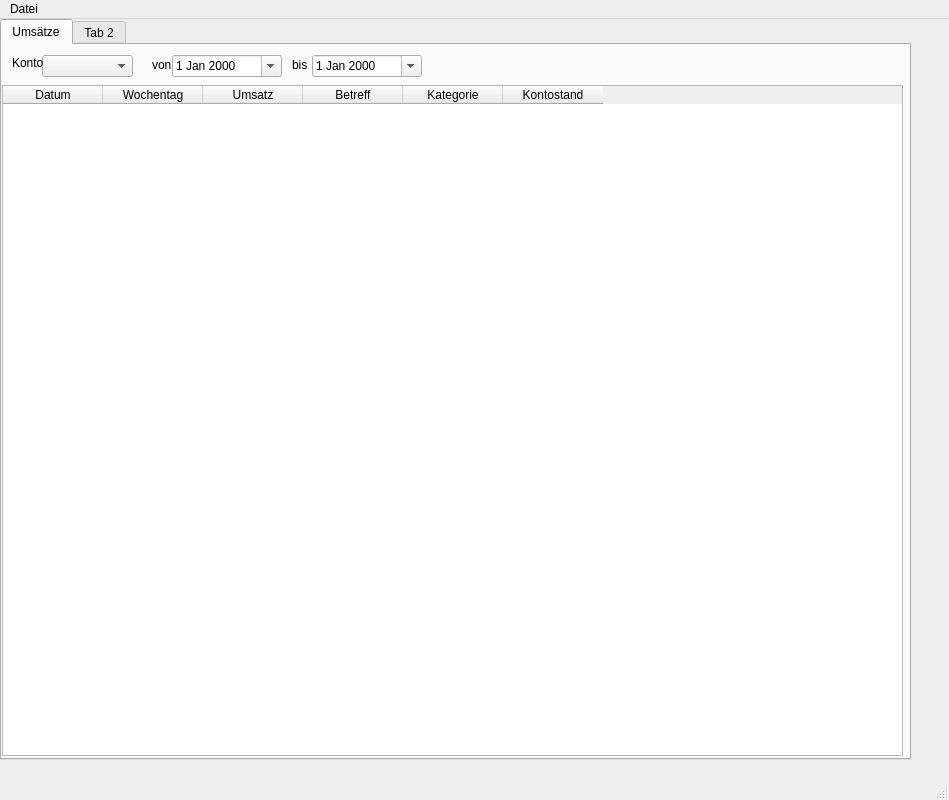
Qt form View/src/main/resources/design/ui/mainwindow.ui (marcuskraft/DimeDiaryJavaFx) before a commit.
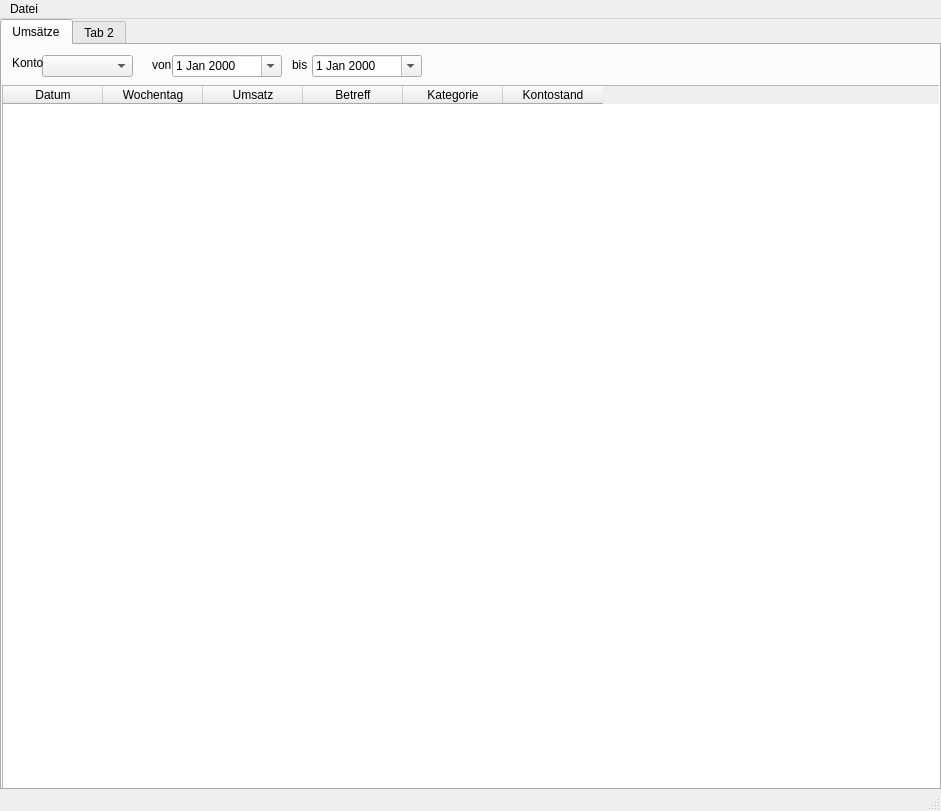
The same form after that commit.

```diff
--- a/View/src/main/resources/design/ui/mainwindow.ui
+++ b/View/src/main/resources/design/ui/mainwindow.ui
@@ -6,8 +6,8 @@
    <rect>
     <x>0</x>
     <y>0</y>
-    <width>949</width>
-    <height>800</height>
+    <width>941</width>
+    <height>811</height>
    </rect>
   </property>
   <property name="windowTitle">
@@ -30,8 +30,8 @@
      <rect>
       <x>0</x>
       <y>0</y>
-      <width>911</width>
-      <height>741</height>
+      <width>941</width>
+      <height>771</height>
      </rect>
     </property>
     <property name="currentIndex">
@@ -52,13 +52,22 @@
        <rect>
         <x>0</x>
         <y>40</y>
-        <width>901</width>
-        <height>671</height>
+        <width>941</width>
+        <height>711</height>
        </rect>
       </property>
       <property name="layoutDirection">
        <enum>Qt::LeftToRight</enum>
       </property>
+      <property name="autoFillBackground">
+       <bool>false</bool>
+      </property>
+      <property name="alternatingRowColors">
+       <bool>true</bool>
+      </property>
+      <property name="sortingEnabled">
+       <bool>true</bool>
+      </property>
       <property name="rowCount">
        <number>0</number>
       </property>
@@ -184,7 +193,7 @@
     <rect>
      <x>0</x>
      <y>0</y>
-     <width>949</width>
+     <width>941</width>
      <height>21</height>
     </rect>
    </property>
```
Left out of the diff: 4 changed lines with no effect on the pictures.
